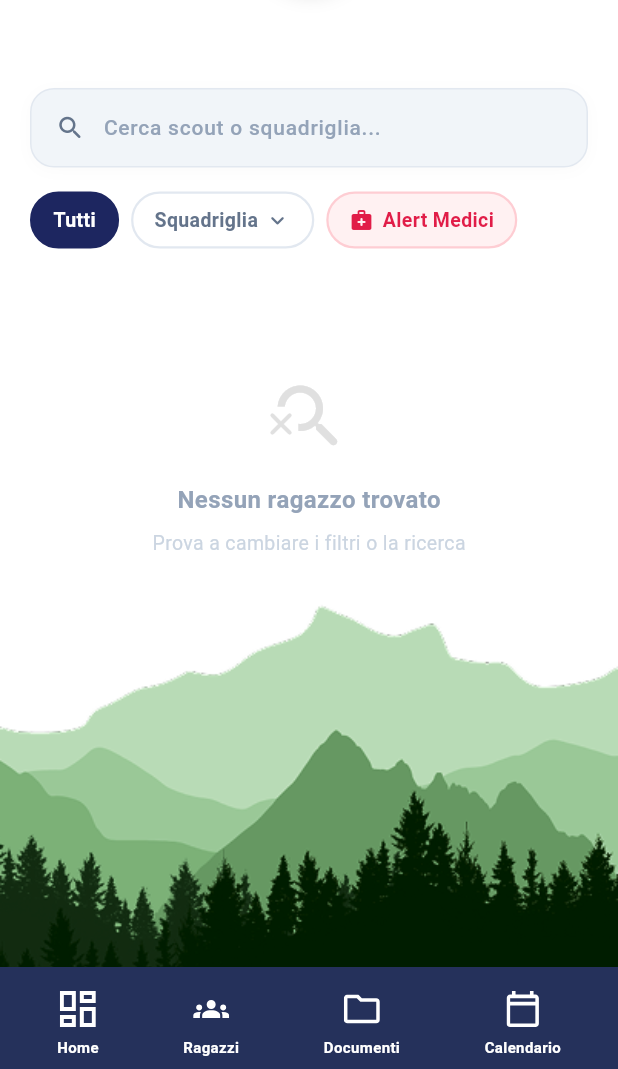
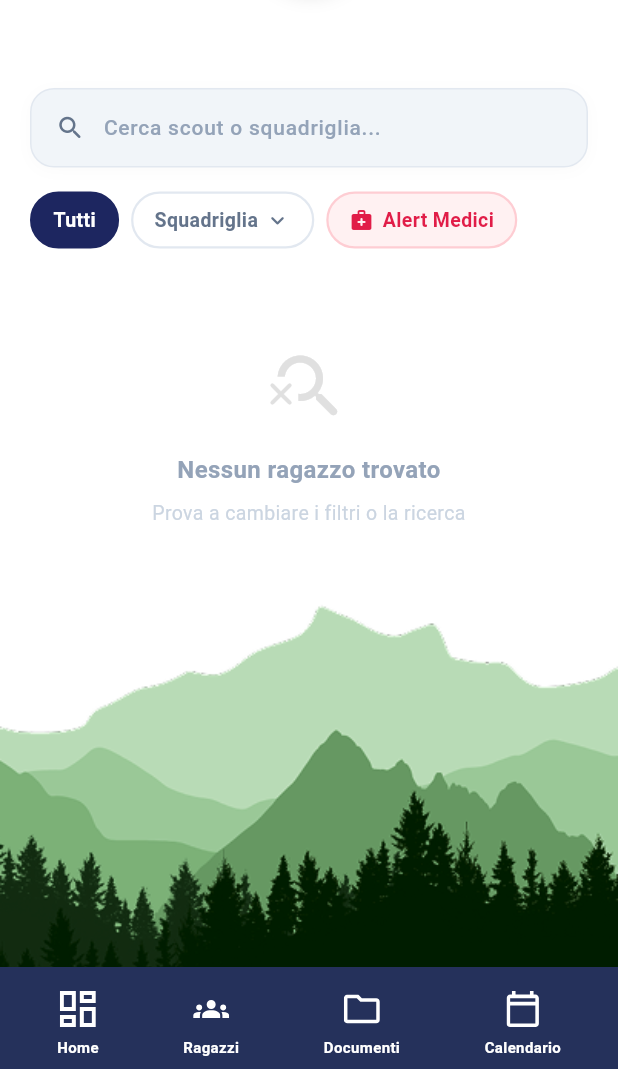
Before and after one commit to MatteoCardarelli/Jamb, a Flutter app: the ExplorerScreen screen opened directly, item 2 of the bottom bar chosen, after a tap on "Ragazzi", on a phone screen of 412 x 824 dp, the part 167-1236 px from its top. Run offline on Flutter 3.47's test engine with Material 3 defaults, Android fonts, the phone set to English and light mode, and no system bars; our stand-ins replace file_picker, flutter_svg, image_picker, pdf, shared_preferences, supabase_flutter and 1 more; accounts and stored records are empty; Roboto replaces fonts that are missing (Lexend).

Commit message:
Unifica stati vuoti e indicatori di caricamento in JambTestoVuoto e JambCaricamentoPiccolo
Undici schermate scrivevano a mano «Nessun …» con tre o quattro stili
diversi, e tre copiavano lo stesso piccolo indicatore di caricamento.
JambTestoVuoto ha una variante in linea e una centrata con icona e
suggerimento; sostituisce anche RiquadroRagazzoVuoto, e JambStatoErrore
ne riusa la variante centrata.

```diff
--- a/jamb/lib/ui/appello/widgets/appello_screen.dart
+++ b/jamb/lib/ui/appello/widgets/appello_screen.dart
@@ -1,4 +1,5 @@
 import 'package:flutter/material.dart';
+import 'package:jamb/ui/core/widgets/jamb_stati.dart';
 import 'package:provider/provider.dart';
 import 'package:jamb/domain/entities/evento.dart';
 import 'package:jamb/domain/entities/presenza.dart';
@@ -139,10 +140,7 @@ class _AppelloView extends StatelessWidget {
         ),
         const SizedBox(height: 24),
         if (gruppi.isEmpty)
-          const Text(
-            "Nessun ragazzo nell'unità.",
-            style: TextStyle(color: Color(0xFF94A3B8), fontFamily: 'Lexend'),
-          ),
+          const JambTestoVuoto("Nessun ragazzo nell'unità."),
         for (final gruppo in gruppi.entries) ...[
           JambEtichettaCampo(gruppo.key),
           for (final ragazzo in gruppo.value)
--- /dev/null
+++ b/jamb/lib/ui/core/widgets/jamb_stati.dart
@@ -0,0 +1,84 @@
+import 'package:flutter/material.dart';
+
+/// Messaggio al posto di un elenco vuoto (es. "Nessun avviso in bacheca.").
+///
+/// In linea è una riga grigia dentro una sezione o un riquadro; [centrato]
+/// occupa il posto di una schermata intera, con un'[icona] facoltativa e un
+/// [suggerimento] sotto (es. "Prova a cambiare i filtri").
+class JambTestoVuoto extends StatelessWidget {
+  final String testo;
+  final IconData? icona;
+  final String? suggerimento;
+  final bool centrato;
+
+  const JambTestoVuoto(
+    this.testo, {
+    super.key,
+    this.icona,
+    this.suggerimento,
+    this.centrato = false,
+  });
+
+  @override
+  Widget build(BuildContext context) {
+    if (!centrato) {
+      return Padding(
+        padding: const EdgeInsets.symmetric(vertical: 8),
+        child: Text(
+          testo,
+          style: const TextStyle(color: Color(0xFF94A3B8), fontFamily: 'Lexend', fontSize: 14),
+        ),
+      );
+    }
+    return Center(
+      child: Padding(
+        padding: const EdgeInsets.symmetric(vertical: 40, horizontal: 24),
+        child: Column(
+          mainAxisSize: MainAxisSize.min,
+          children: [
+            if (icona != null) ...[
+              Icon(icona, size: 56, color: Colors.grey.shade300),
+              const SizedBox(height: 16),
+            ],
+            Text(
+              testo,
+              textAlign: TextAlign.center,
+              style: const TextStyle(
+                color: Color(0xFF94A3B8),
+                fontSize: 16,
+                fontFamily: 'Lexend',
+                fontWeight: FontWeight.w600,
+              ),
+            ),
+            if (suggerimento != null) ...[
+              const SizedBox(height: 8),
+              Text(
+                suggerimento!,
+                textAlign: TextAlign.center,
+                style: const TextStyle(color: Color(0xFFCBD5E1), fontSize: 13, fontFamily: 'Lexend'),
+              ),
+            ],
+          ],
+        ),
+      ),
+    );
+  }
+}
+
+/// Indicatore di caricamento piccolo per una parte di schermata (es. le
+/// categorie di un form), che non blocca il resto.
+class JambCaricamentoPiccolo extends StatelessWidget {
+  const JambCaricamentoPiccolo({super.key});
+
+  @override
+  Widget build(BuildContext context) {
+    return const Padding(
+      padding: EdgeInsets.symmetric(vertical: 8),
+      child: SizedBox(
+        height: 20,
+        width: 20,
+        child: CircularProgressIndicator(strokeWidth: 2),
+      ),
+    );
+  }
+}
--- a/jamb/lib/ui/dettaglio_ragazzo/widgets/brevetti_widget.dart
+++ b/jamb/lib/ui/dettaglio_ragazzo/widgets/brevetti_widget.dart
@@ -1,4 +1,5 @@
 import 'package:flutter/material.dart';
+import 'package:jamb/ui/core/widgets/jamb_stati.dart';
 import 'package:provider/provider.dart';
 import 'package:jamb/ui/core/widgets/jamb_dialogs.dart';
 import 'package:jamb/ui/core/widgets/jamb_feedback.dart';
@@ -86,7 +87,7 @@ class BrevettiWidget extends StatelessWidget {
       titolo: "Brevetti",
       children: [
         if (brevetti.isEmpty)
-          const RiquadroRagazzoVuoto("Nessun brevetto in corso.")
+          const JambTestoVuoto("Nessun brevetto in corso.")
         else
           ...List.generate(brevetti.length, (i) {
             final b = brevetti[i];
--- a/jamb/lib/ui/dettaglio_ragazzo/widgets/contatti_emergenza_widget.dart
+++ b/jamb/lib/ui/dettaglio_ragazzo/widgets/contatti_emergenza_widget.dart
@@ -1,4 +1,5 @@
 import 'package:flutter/material.dart';
+import 'package:jamb/ui/core/widgets/jamb_stati.dart';
 import 'package:url_launcher/url_launcher.dart';
 import 'package:jamb/domain/entities/scout.dart'; // Importa entità di dominio
 import 'package:jamb/ui/dettaglio_ragazzo/widgets/riquadro_ragazzo.dart';
@@ -28,7 +29,7 @@ class ContattiEmergenzaWidget extends StatelessWidget {
       titolo: "Contatti di emergenza",
       children: [
         if (contatti.isEmpty)
-          const RiquadroRagazzoVuoto("Nessun contatto registrato.")
+          const JambTestoVuoto("Nessun contatto registrato.")
         else
           ...List.generate(contatti.length, (index) {
             return Column(
--- a/jamb/lib/ui/documenti/widgets/documenti_screen.dart
+++ b/jamb/lib/ui/documenti/widgets/documenti_screen.dart
@@ -1,4 +1,5 @@
 import 'package:flutter/material.dart';
+import 'package:jamb/ui/core/widgets/jamb_stati.dart';
 import 'package:provider/provider.dart';
 import 'package:jamb/ui/core/widgets/empty_background_screen.dart';
 import 'package:jamb/ui/core/widgets/jamb_search_bar.dart';
@@ -120,10 +121,7 @@ class DocumentiScreen extends StatelessWidget {
                   onRiprova: viewModel.ricaricaRecenti,
                 )
               else if (!viewModel.isLoading && viewModel.recenti.isEmpty)
-                const Text(
-                  "Nessun file nel Drive di Branca.",
-                  style: TextStyle(color: Color(0xFF94A3B8), fontFamily: 'Lexend'),
-                )
+                const JambTestoVuoto("Nessun file nel Drive di Branca.")
               else
                 for (final doc in viewModel.recenti)
                   RecentDocumentCard(
--- a/jamb/lib/ui/explorer/widgets/explorer_screen.dart
+++ b/jamb/lib/ui/explorer/widgets/explorer_screen.dart
@@ -1,5 +1,6 @@
 import 'package:file_picker/file_picker.dart';
 import 'package:flutter/material.dart';
+import 'package:jamb/ui/core/widgets/jamb_stati.dart';
 import 'package:provider/provider.dart';
 import 'package:jamb/core/session_service.dart';
 import 'package:jamb/domain/entities/documento.dart';
@@ -238,7 +239,9 @@ class ExplorerScreen extends StatelessWidget {
                   onRiprova: viewModel.refresh,
                 )
               else if (viewModel.contenutoFiltrato.isEmpty)
-                _buildEmptyState(vuota: viewModel.searchController.text.trim().isEmpty)
+                viewModel.searchController.text.trim().isEmpty
+                    ? const JambTestoVuoto("Questa cartella è vuota", icona: Icons.folder_open_rounded, centrato: true)
+                    : const JambTestoVuoto("Nessun risultato trovato", icona: Icons.search_off_rounded, centrato: true)
               else
                 GridView.builder(
                   padding: EdgeInsets.zero,
@@ -263,23 +266,6 @@ class ExplorerScreen extends StatelessWidget {
                   },
                 ),
             ],
-          ),
-        ),
-      ),
-    );
-  }
-
-  /// Stato visualizzato quando la cartella è vuota o la ricerca non trova nulla.
-  Widget _buildEmptyState({required bool vuota}) {
-    return Center(
-      child: Padding(
-        padding: const EdgeInsets.only(top: 40.0),
-        child: Text(
-          vuota ? "Questa cartella è vuota" : "Nessun risultato trovato",
-          style: const TextStyle(
-            color: Color(0xFF64748B),
-            fontFamily: 'Lexend',
-            fontWeight: FontWeight.w600,
           ),
         ),
       ),
--- a/jamb/lib/ui/ragazzi/widgets/ragazzi_screen.dart
+++ b/jamb/lib/ui/ragazzi/widgets/ragazzi_screen.dart
@@ -3,6 +3,7 @@ import 'package:provider/provider.dart';
 import 'package:jamb/ui/core/widgets/empty_background_screen.dart';
 import 'package:jamb/ui/core/widgets/jamb_search_bar.dart';
 import 'package:jamb/ui/core/widgets/jamb_stato_errore.dart';
+import 'package:jamb/ui/core/widgets/jamb_stati.dart';
 import 'package:jamb/ui/ragazzi/widgets/ragazzo_card.dart';
 import 'package:jamb/ui/ragazzi/widgets/ragazzi_filters.dart';
 import 'package:jamb/ui/ragazzi/view_model/ragazzi_view_model.dart';
@@ -60,7 +61,12 @@ class RagazziScreen extends StatelessWidget {
                       onRiprova: viewModel.refresh,
                     )
                   else if (risultati.isEmpty)
-                    _buildEmpty()
+                    const JambTestoVuoto(
+                      "Nessun ragazzo trovato",
+                      icona: Icons.search_off_rounded,
+                      suggerimento: "Prova a cambiare i filtri o la ricerca",
+                      centrato: true,
+                    )
                   else
                     ...risultati.map((r) => Padding(
                       padding: const EdgeInsets.only(bottom: 16),
@@ -74,37 +80,4 @@ class RagazziScreen extends StatelessWidget {
       ),
     );
   }
-
-  /// Messaggio visualizzato quando la ricerca non produce risultati
-  Widget _buildEmpty() {
-    return Center(
-      child: Padding(
-        padding: const EdgeInsets.only(top: 60),
-        child: Column(
-          children: [
-            Icon(Icons.search_off_rounded, size: 56, color: Colors.grey.shade300),
-            const SizedBox(height: 16),
-            const Text(
-              "Nessun ragazzo trovato",
-              style: TextStyle(
-                color: Color(0xFF94A3B8),
-                fontSize: 16,
-                fontFamily: 'Lexend',
-                fontWeight: FontWeight.w600,
-              ),
-            ),
-            const SizedBox(height: 8),
-            const Text(
-              "Prova a cambiare i filtri o la ricerca",
-              style: TextStyle(
-                color: Color(0xFFCBD5E1),
-                fontSize: 13,
-                fontFamily: 'Lexend',
-              ),
-            ),
-          ],
-        ),
-      ),
-    );
-  }
 }
```
Also changed, not shown: jamb/lib/ui/amministrazione/widgets/amministrazione_screen.dart (+5 -8 lines), jamb/lib/ui/bacheca/widgets/bacheca_screen.dart (+5 -11 lines), jamb/lib/ui/bacheca/widgets/form_avviso_screen.dart (+2 -8 lines), jamb/lib/ui/calendario/widgets/eventi_oggi_widget.dart (+2 -9 lines), jamb/lib/ui/calendario/widgets/form_evento_screen.dart (+2 -8 lines), jamb/lib/ui/calendario/widgets/prossimi_eventi_widget.dart (+2 -9 lines), jamb/lib/ui/contabilita/widgets/dettaglio_transazione_screen.dart (+2 -6 lines), jamb/lib/ui/core/widgets/jamb_stato_errore.dart (+7 -27 lines), jamb/lib/ui/dettaglio_ragazzo/widgets/presenze_widget.dart (+3 -9 lines), jamb/lib/ui/dettaglio_ragazzo/widgets/riquadro_ragazzo.dart (+0 -22 lines), jamb/lib/ui/home/widgets/cassa_branca_widget.dart (+5 -12 lines).
